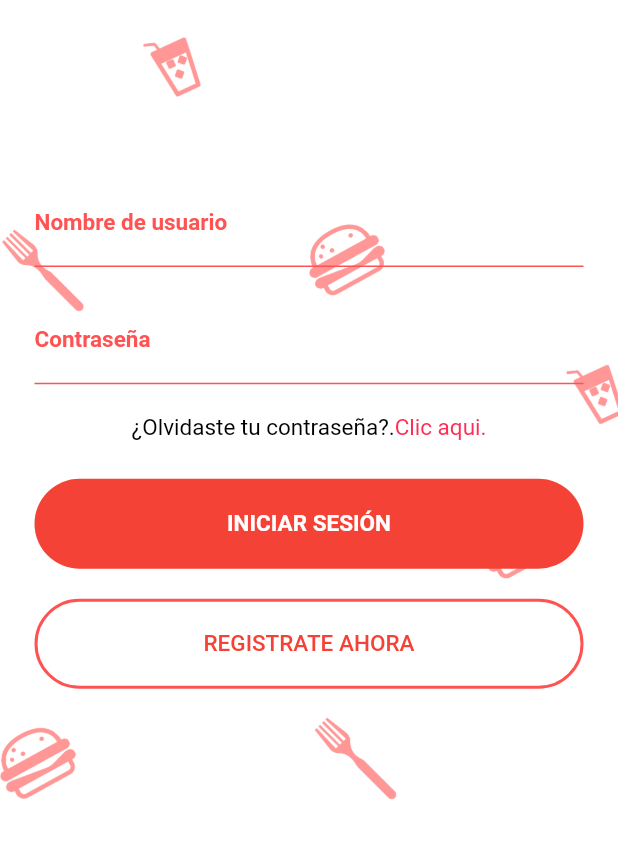
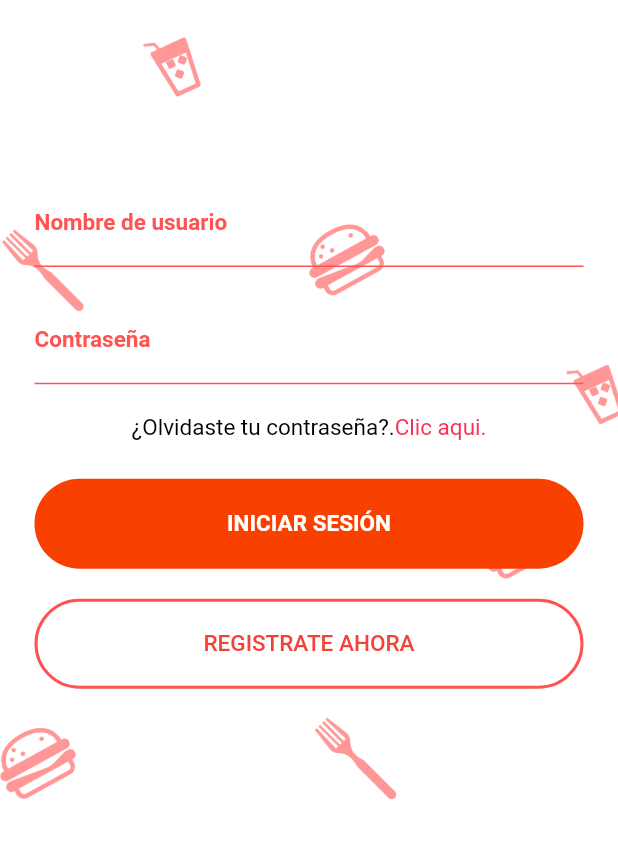
Before and after one commit to RaulHdzDev/kfood, a Flutter app: the screen it shows after launch, on a phone screen of 412 x 824 dp, the part 335-1194 px from its top. Run offline on Flutter 3.47's test engine with Material 2 defaults, Android fonts, the phone set to English and light mode, and no system bars; our stand-ins replace firebase_database; accounts and stored records are empty; Roboto replaces fonts that are missing (SFUIDisplay); project files that could hold a hidden picture were left out.

Commit message:
Se cambio el boton de iniciar sesion

```diff
--- a/lib/presentacion/loginPage/loginPage.dart
+++ b/lib/presentacion/loginPage/loginPage.dart
@@ -80,6 +80,10 @@ class HomePage extends StatelessWidget {
                     ],
                   ),
                 ),
+
+
+
+
                 Padding(
                   padding: EdgeInsets.only(top: 20, bottom: 5),
                   child: RichText(
@@ -102,6 +106,10 @@ class HomePage extends StatelessWidget {
                     ]),
                   ),
                 ),
+
+
+
+
                 Padding(
                   padding: EdgeInsets.only(top: 20),
                   child: MaterialButton(
@@ -112,9 +120,10 @@ class HomePage extends StatelessWidget {
                           fontSize: 15,
                           fontFamily: 'SFUIDisplay',
                           fontWeight: FontWeight.bold,
-                          color: Colors.white),
+                          color: Colors.white
+                          ),
                     ),
-                    color: Colors.red,
+                    color: Color.fromRGBO(248, 64, 0, 1),
                     elevation: 0,
                     minWidth: 350,
                     height: 60,
@@ -122,6 +131,9 @@ class HomePage extends StatelessWidget {
                         borderRadius: BorderRadius.circular(50)),
                   ),
                 ),
+
+
+
 
                 Padding(
                   padding: EdgeInsets.only(top: 20),
@@ -149,6 +161,10 @@ class HomePage extends StatelessWidget {
                     ),
                   ),
                 ),
+
+
+
+
               ],
             ),
           ),
```
Also changed, not shown: pubspec.lock.
